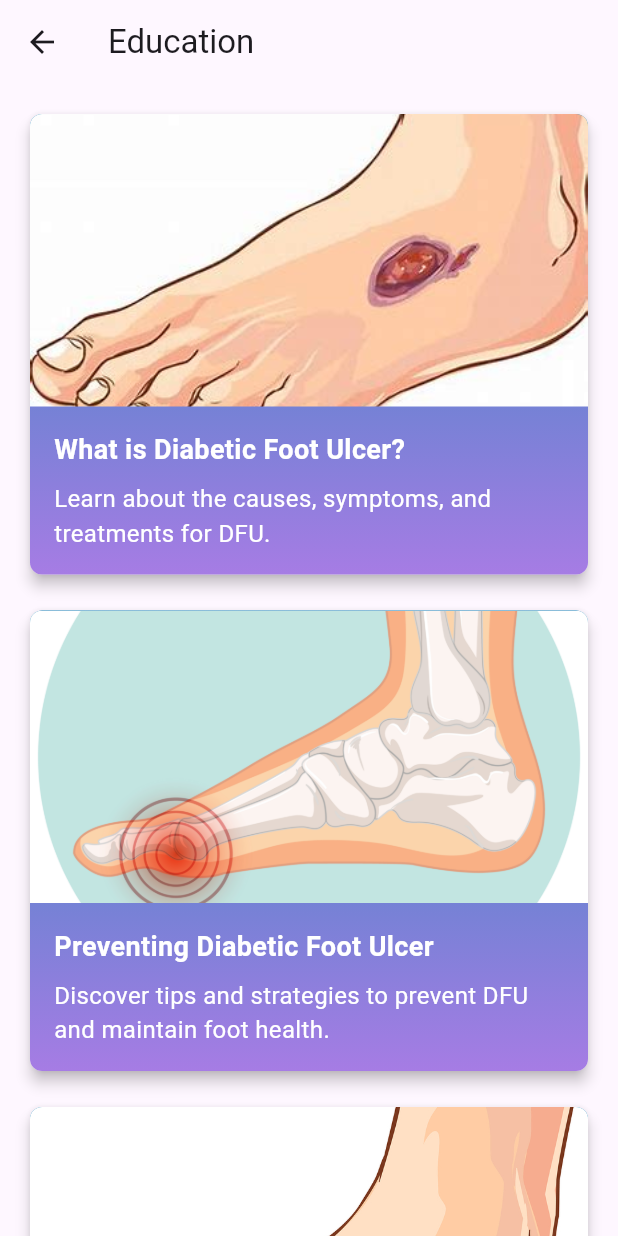
After one commit to Kawther-07/Frontend, a Flutter app: the EducationPage screen opened directly, on a phone screen of 412 x 824 dp. The commit adds this screen. Run offline on Flutter 3.47's test engine with Material 3 defaults, Android fonts, the light colour scheme and no system bars; our stand-ins replace charts_flutter, flutter_secure_storage, shared_preferences; accounts and stored records are empty.

Commit message:
did the education

```diff
--- /dev/null
+++ b/lib/pages/education_page.dart
@@ -0,0 +1,118 @@
+import 'package:flutter/material.dart';
+
+class EducationPage extends StatelessWidget {
+  @override
+  Widget build(BuildContext context) {
+    return Scaffold(
+      appBar: AppBar(
+        title: Text('Education'),
+      ),
+      body: ListView(
+        padding: EdgeInsets.all(16.0),
+        children: [
+          EducationalCard(
+            title: 'What is Diabetic Foot Ulcer?',
+            description: 'Learn about the causes, symptoms, and treatments for DFU.',
+            imageUrl: 'assets/dfu1.png', // Replace with actual image asset path
+            onTap: () {
+              // Handle tap action for this card
+            },
+          ),
+          SizedBox(height: 16.0),
+          EducationalCard(
+            title: 'Preventing Diabetic Foot Ulcer',
+            description: 'Discover tips and strategies to prevent DFU and maintain foot health.',
+            imageUrl: 'assets/ulcer1.jpg', // Replace with actual image asset path
+            onTap: () {
+              // Handle tap action for this card
+            },
+          ),
+          SizedBox(height: 16.0),
+          EducationalCard(
+            title: 'Diabetic foot ulcer and self-care plans',
+            description: 'Discover tips and strategies to prevent DFU and maintain foot health.',
+            imageUrl: 'assets/dfu2.png', // Replace with actual image asset path
+            onTap: () {
+              // Handle tap action for this card
+            },
+          ),
+        ],
+      ),
+    );
+  }
+}
+
+class EducationalCard extends StatelessWidget {
+  final String title;
+  final String description;
+  final String imageUrl;
+  final VoidCallback? onTap;
+
+  const EducationalCard({
+    required this.title,
+    required this.description,
+    required this.imageUrl,
+    this.onTap,
+  });
+
+  @override
+  Widget build(BuildContext context) {
+    return Card(
+      elevation: 4.0,
+      shape: RoundedRectangleBorder(
+        borderRadius: BorderRadius.circular(8.0),
+      ),
+      child: InkWell(
+        onTap: onTap,
+        child: Container(
+          decoration: BoxDecoration(
+            borderRadius: BorderRadius.circular(8.0),
+            gradient: LinearGradient(
+              colors: [
+                Color(0xFF218BBC),
+                Color(0xFFA67CE4),
+              ],
+              begin: Alignment.topCenter,
+              end: Alignment.bottomCenter,
+            ),
+          ),
+          child: Column(
+            crossAxisAlignment: CrossAxisAlignment.start,
+            children: [
+              ClipRRect(
+                borderRadius: BorderRadius.vertical(top: Radius.circular(8.0)),
+                child: Image.asset(
+                  imageUrl,
+                  fit: BoxFit.fitWidth,
+                  width: double.infinity,
+                  height: 195.0,
+                ),
+              ),
+              Padding(
+                padding: EdgeInsets.all(16.0),
+                child: Column(
+                  crossAxisAlignment: CrossAxisAlignment.start,
+                  children: [
+                    Text(
+                      title,
+                      style: TextStyle(
+                        fontWeight: FontWeight.bold,
+                        fontSize: 18.0,
+                        color: Colors.white, // Text color
+                      ),
+                    ),
+                    SizedBox(height: 8.0),
+                    Text(
+                      description,
+                      style: TextStyle(fontSize: 16.0, color: Colors.white), // Text color
+                    ),
+                  ],
+                ),
+              ),
+            ],
+          ),
+        ),
+      ),
+    );
+  }
+}
--- a/lib/pages/patient_profile_page.dart
+++ b/lib/pages/patient_profile_page.dart
@@ -1,6 +1,7 @@
 import 'package:flutter/material.dart';
 import 'package:flutter_application_1/pages/components/CustomBottomNavigationBar.dart';
 import 'package:flutter_application_1/pages/dfu_record_page.dart';
+import 'package:flutter_application_1/pages/education_page.dart';
 import 'package:http/http.dart' as http;
 import 'dart:convert';
 
@@ -164,8 +165,12 @@ Widget build(BuildContext context) {
               icon: Icons.school,
               label: "Education",
               onTap: () {
-                // Handle tap for Education button
-                // Navigate to the Education page
+                Navigator.push(
+                  context,
+                  MaterialPageRoute(
+                    builder: (context) => EducationPage(),
+                  ),
+                );
               },
             ),
             buildButton(
```
Also changed, not shown: assets/dfu1.png (added), assets/dfu2.png (added), assets/dfu3.png (added).
